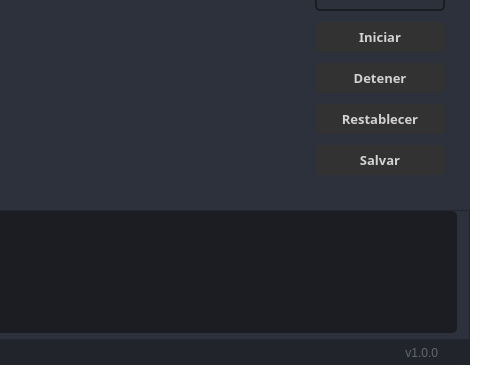
Above: visuals/GUI_BASE.ui from dariolggomez/HEATS-BOARD before the change; both pictures show x 500 to 980 and y 343 to 718 of the 980 by 718 pixel window. Below: the same form after it.
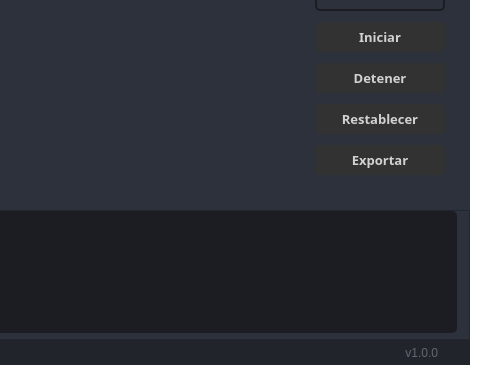
That is the form after the change. The open tabs and pages were chosen to show the change. Icons and pictures are not drawn.

Commit message: changed save btn text to export

```diff
--- a/visuals/GUI_BASE.ui
+++ b/visuals/GUI_BASE.ui
@@ -5970,7 +5970,7 @@
 }</string>
                                </property>
                                <property name="text">
-                                <string>Salvar</string>
+                                <string>Exportar</string>
                                </property>
                               </widget>
                              </item>
```
Left out of the diff: 2 changed lines with no effect on the pictures. The commit also changes 1 other file.
